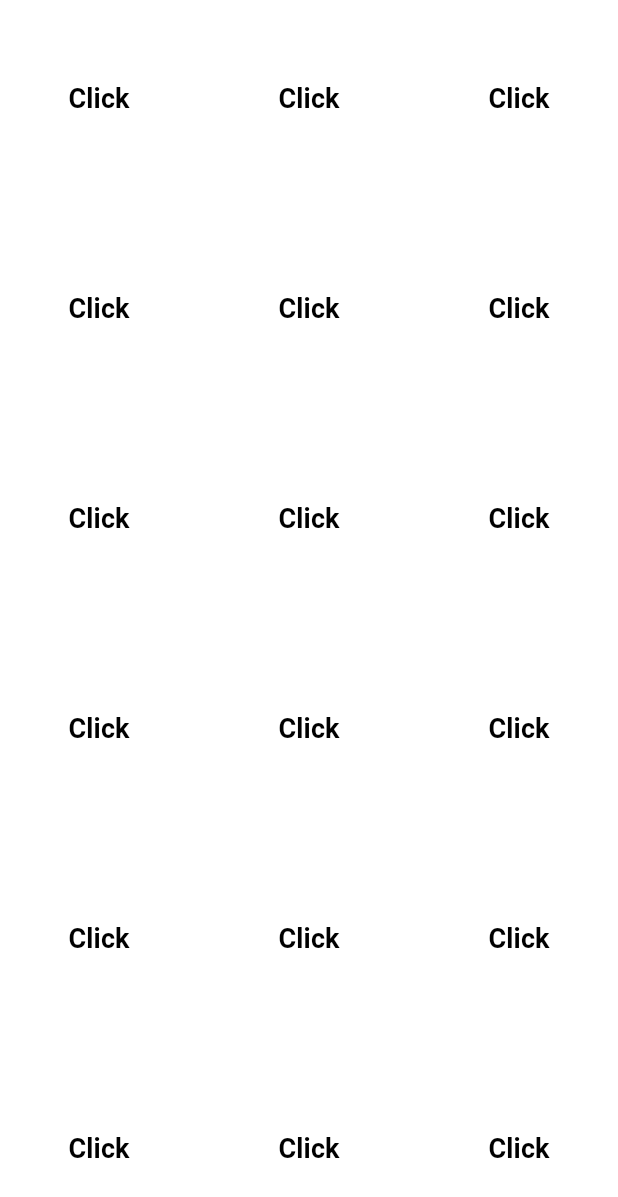
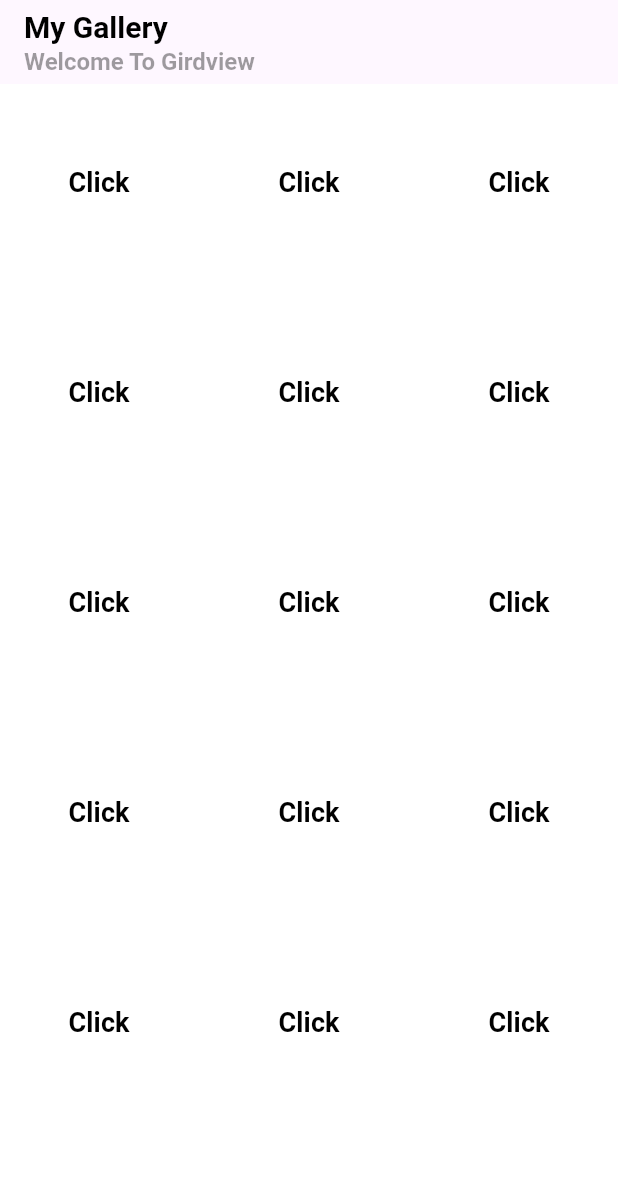
Before and after one commit to tomilayo2/toms_app, a Flutter app: the screen it shows after launch, on a phone screen of 412 x 824 dp. Shown: the top 1197 px of the screen. Run offline on Flutter 3.47's test engine with Material 3 defaults, Android fonts, the phone set to English and light mode, and no system bars.

Commit message:
New update 2

```diff
--- a/lib/main.dart
+++ b/lib/main.dart
@@ -28,6 +28,32 @@ class MyHomePage extends StatelessWidget {
   Widget build(BuildContext context) {
 
     return Scaffold(
+      appBar: AppBar(
+        title: Column(
+            mainAxisAlignment: MainAxisAlignment.center,
+            crossAxisAlignment: CrossAxisAlignment.start,
+            mainAxisSize: MainAxisSize.min,
+            children: [
+              Text(
+                "My Gallery",
+                style: TextStyle(
+                    fontWeight: FontWeight.bold,
+                    fontSize: 20.0,
+                    color: Colors.black
+
+                ),
+              ),
+              Text(
+                "Welcome To Girdview",
+                style: TextStyle(
+                    fontWeight: FontWeight.bold,
+                    fontSize: 16,
+                    color: Colors.black38
+                ),
+              )
+            ]
+        ),
+      ),
      body: Container(
       decoration: BoxDecoration(
         color: Colors.white
@@ -202,39 +228,7 @@ class MyHomePage extends StatelessWidget {
                 ),
               )
           ),
-          TextButton(
-              onPressed: (){},
-              child: Text("Click",
-                style: TextStyle(
-                    color: Colors.black,
-                    fontSize: 18,
-                    fontWeight: FontWeight.bold
 
-                ),
-              )
-          ),
-          TextButton(
-              onPressed: (){},
-              child: Text("Click",
-                style: TextStyle(
-                    color: Colors.black,
-                    fontSize: 18,
-                    fontWeight: FontWeight.bold
-
-                ),
-              )
-          ),
-          TextButton(
-              onPressed: (){},
-              child: Text("Click",
-                style: TextStyle(
-                    color: Colors.black,
-                    fontSize: 18,
-                    fontWeight: FontWeight.bold
-
-                ),
-              )
-          ),
         ],
       )
     ),
```
